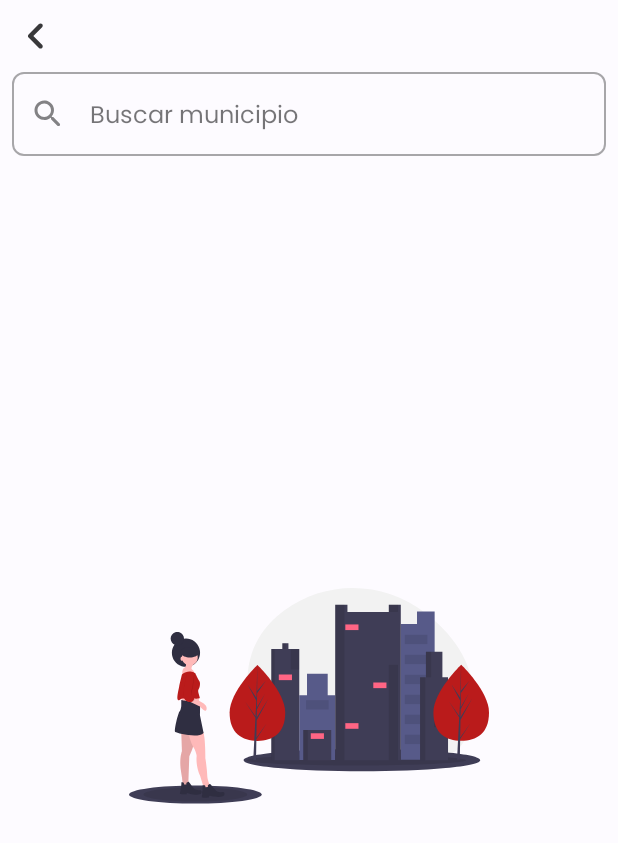
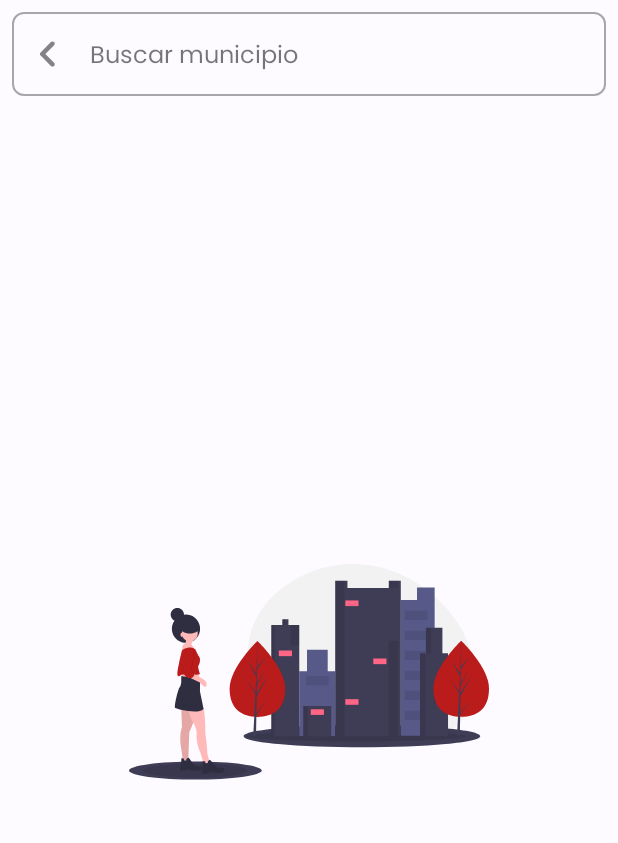
Before and after one commit to cassnyo/brasero, an Android app built with Jetpack Compose: the composable SearchScreen shown on its own in the app's theme, on a phone screen of 412 x 824 dp. Shown: the top 843 px of the screen. Run offline under Robolectric (Android 15) with nearby library versions, the phone set to English and light mode, and no system bars; our stand-ins replace Dagger/Hilt's generated code.

Commit message:
Modify SearchBar to adapt it to new Home-Search flow

```diff
--- a/app/src/main/java/com/cassnyo/brasero/ui/screen/search/SearchScreen.kt
+++ b/app/src/main/java/com/cassnyo/brasero/ui/screen/search/SearchScreen.kt
@@ -26,13 +26,16 @@ import androidx.compose.material.icons.Icons
 import androidx.compose.material.icons.rounded.Add
 import androidx.compose.material.icons.rounded.Close
 import androidx.compose.material.icons.rounded.KeyboardArrowLeft
-import androidx.compose.material.icons.rounded.Search
 import androidx.compose.runtime.Composable
+import androidx.compose.runtime.LaunchedEffect
 import androidx.compose.runtime.collectAsState
 import androidx.compose.runtime.getValue
+import androidx.compose.runtime.remember
 import androidx.compose.ui.Alignment
 import androidx.compose.ui.Modifier
 import androidx.compose.ui.draw.clip
+import androidx.compose.ui.focus.FocusRequester
+import androidx.compose.ui.focus.focusRequester
 import androidx.compose.ui.res.painterResource
 import androidx.compose.ui.text.font.FontWeight
 import androidx.compose.ui.text.input.KeyboardCapitalization
@@ -50,19 +53,10 @@ fun SearchScreen(navController: NavController) {
     val state by viewModel.state.collectAsState(initial = SearchViewModel.UiState())
 
     Column(modifier = Modifier.fillMaxSize()) {
-        IconButton(onClick = { navController.navigateUp() }) {
-            Icon(
-                imageVector = Icons.Rounded.KeyboardArrowLeft,
-                contentDescription = "Volver atrás",
-                modifier = Modifier
-                    .padding(4.dp)
-                    .size(36.dp)
-            )
-        }
-
         SearchBar(
             query = state.query,
             onQueryChanged = viewModel::onQueryChanged,
+            onBackClicked = { navController.navigateUp() },
             onClearQueryClicked = viewModel::onClearQueryClicked
         )
 
@@ -89,23 +83,29 @@ fun SearchScreen(navController: NavController) {
 fun SearchBar(
     query: String,
     onQueryChanged: (String) -> Unit,
+    onBackClicked: () -> Unit,
     onClearQueryClicked: () -> Unit,
     modifier: Modifier = Modifier
 ) {
+    val focusRequester = remember { FocusRequester() }
     OutlinedTextField(
         value = query,
         onValueChange = onQueryChanged,
         modifier = modifier
             .fillMaxWidth()
-            .padding(horizontal = 8.dp),
+            .padding(8.dp)
+            .focusRequester(focusRequester),
         placeholder = {
             Text(text = "Buscar municipio")
         },
         leadingIcon = {
-            Icon(
-                imageVector = Icons.Rounded.Search,
-                contentDescription = "Buscar municipio"
-            )
+            IconButton(onClick = onBackClicked) {
+                Icon(
+                    imageVector = Icons.Rounded.KeyboardArrowLeft,
+                    contentDescription = "Volver atrás",
+                    modifier = Modifier.size(36.dp)
+                )
+            }
         },
         trailingIcon = {
             if (query.isNotEmpty()) {
@@ -124,6 +124,11 @@ fun SearchBar(
         singleLine = true,
         shape = RoundedCornerShape(8.dp)
     )
+
+    LaunchedEffect(Unit) {
+        // Request focus to open the keyboard
+        focusRequester.requestFocus()
+    }
 }
 
 @Composable
```
